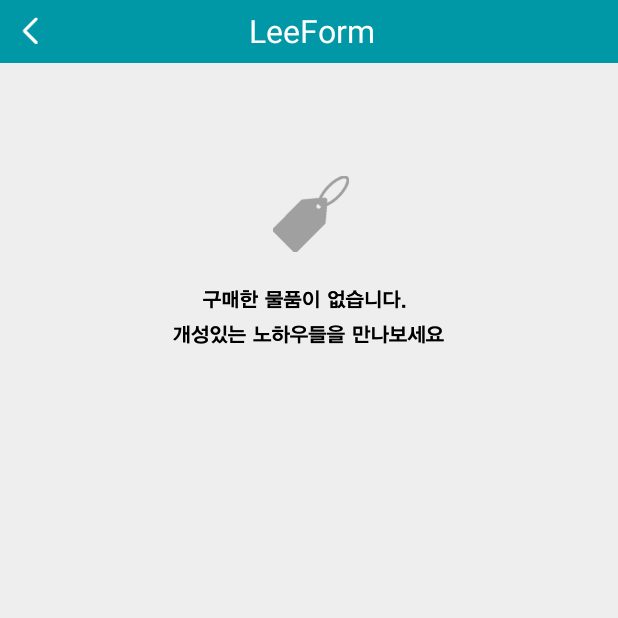
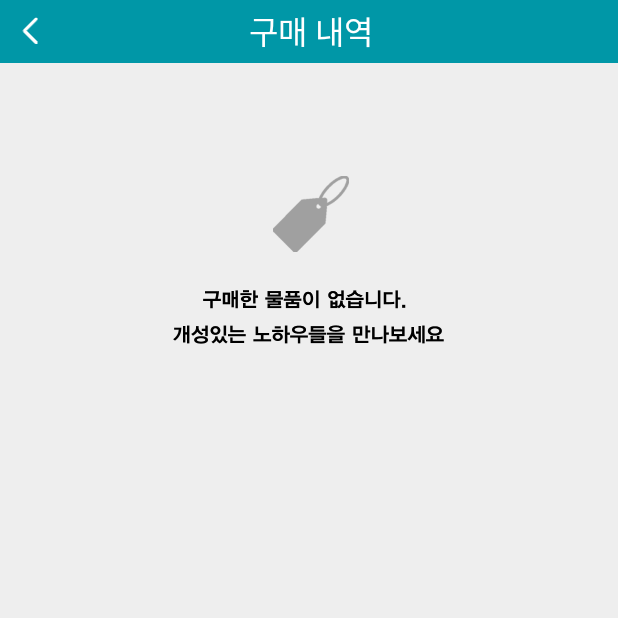
Before and after one commit to KimHunJin/MobileProject, an Android app: the PurchaseListActivity screen opened directly, with no data from a screen before it, on a phone screen of 412 x 824 dp, the top half of it. Run offline under Robolectric (Android 15) with nearby library versions, the phone set to English and light mode, and no system bars.

Commit message:
판매내역, 패키지 이동

```diff
--- a/LeeForm/app/src/main/AndroidManifest.xml
+++ b/LeeForm/app/src/main/AndroidManifest.xml
@@ -64,10 +64,11 @@
             android:value="@string/kakao_app_key" />
 
         <activity android:name=".activity.settings.NoticeActivity" />
-        <activity android:name=".activity.member.RegistSellerActivity" />
+        <activity android:name=".activity.navigation.RegistSellerActivity" />
         <activity android:name=".activity.intro.SplashActivity" />
         <activity android:name=".activity.knowhow.WriteKnowHowActivity" />
-        <activity android:name=".activity.member.PurchaseListActivity"/>
+        <activity android:name=".activity.navigation.PurchaseListActivity"/>
+        <activity android:name=".activity.navigation.SaleListActivity"></activity>
 
         <receiver
             android:name="com.google.android.gms.gcm.GcmReceiver"
--- a/LeeForm/app/src/main/java/sungkyul/ac/kr/leeform/activity/member/PurchaseListActivity.java
+++ b/LeeForm/app/src/main/java/sungkyul/ac/kr/leeform/activity/navigation/PurchaseListActivity.java
@@ -1,4 +1,4 @@
-package sungkyul.ac.kr.leeform.activity.member;
+package sungkyul.ac.kr.leeform.activity.navigation;
 
 import android.os.Bundle;
 import android.support.annotation.Nullable;
@@ -6,22 +6,16 @@ import android.support.v7.app.AppCompatActivity;
 import android.support.v7.widget.Toolbar;
 import android.view.View;
 import android.widget.ImageView;
-import android.widget.ListView;
-
-import java.util.ArrayList;
+import android.widget.TextView;
 
 import sungkyul.ac.kr.leeform.R;
-import sungkyul.ac.kr.leeform.adapter.MainListAdapter;
-import sungkyul.ac.kr.leeform.items.MainListItem;
 
 /**
  * Created by KyungHee on 2016-05-20.
  */
 public class PurchaseListActivity extends AppCompatActivity {
+    TextView txtToolBarTitle;
     private Toolbar toolbar;
-    ListView lstPurchaseList;
-    private MainListAdapter adapter;
-    ArrayList<MainListItem> listItem = new ArrayList<>();
 
     @Override
     protected void onCreate(@Nullable Bundle savedInstanceState) {
@@ -30,6 +24,10 @@ public class PurchaseListActivity extends AppCompatActivity {
 
         toolbar = (Toolbar) findViewById(R.id.toolbarBack);
         toolbar.setContentInsetsAbsolute(0, 0);
+
+
+        txtToolBarTitle = (TextView) findViewById(R.id.txtToolBarTitle);
+        txtToolBarTitle.setText("구매 내역");
 
         //툴바 완료버튼 보이지 않게 하기
         ImageView tvOK = (ImageView) findViewById(R.id.imgOk);
--- a/LeeForm/app/src/main/java/sungkyul/ac/kr/leeform/activity/member/RegistSellerActivity.java
+++ b/LeeForm/app/src/main/java/sungkyul/ac/kr/leeform/activity/navigation/RegistSellerActivity.java
@@ -1,4 +1,4 @@
-package sungkyul.ac.kr.leeform.activity.member;
+package sungkyul.ac.kr.leeform.activity.navigation;
 
 import android.content.Intent;
 import android.os.Bundle;
@@ -20,7 +20,6 @@ import retrofit2.Response;
 import retrofit2.Retrofit;
 import retrofit2.converter.gson.GsonConverterFactory;
 import sungkyul.ac.kr.leeform.R;
-import sungkyul.ac.kr.leeform.activity.navigation.MyPageModifyActivity;
 import sungkyul.ac.kr.leeform.dao.ConnectService;
 import sungkyul.ac.kr.leeform.dto.RegistBean;
 import sungkyul.ac.kr.leeform.dto.UserBean;
```
Also changed, not shown: LeeForm/app/src/main/java/sungkyul/ac/kr/leeform/MainActivity.java (+4 -3 lines), LeeForm/app/src/main/java/sungkyul/ac/kr/leeform/activity/navigation/SaleListActivity.java (added, +60 -0 lines), LeeForm/app/src/main/res/layout/activity_sale_list.xml (added, +17 -0 lines), LeeForm/app/src/main/res/drawable-xxhdpi/my_sale_list_icon.png (added).
